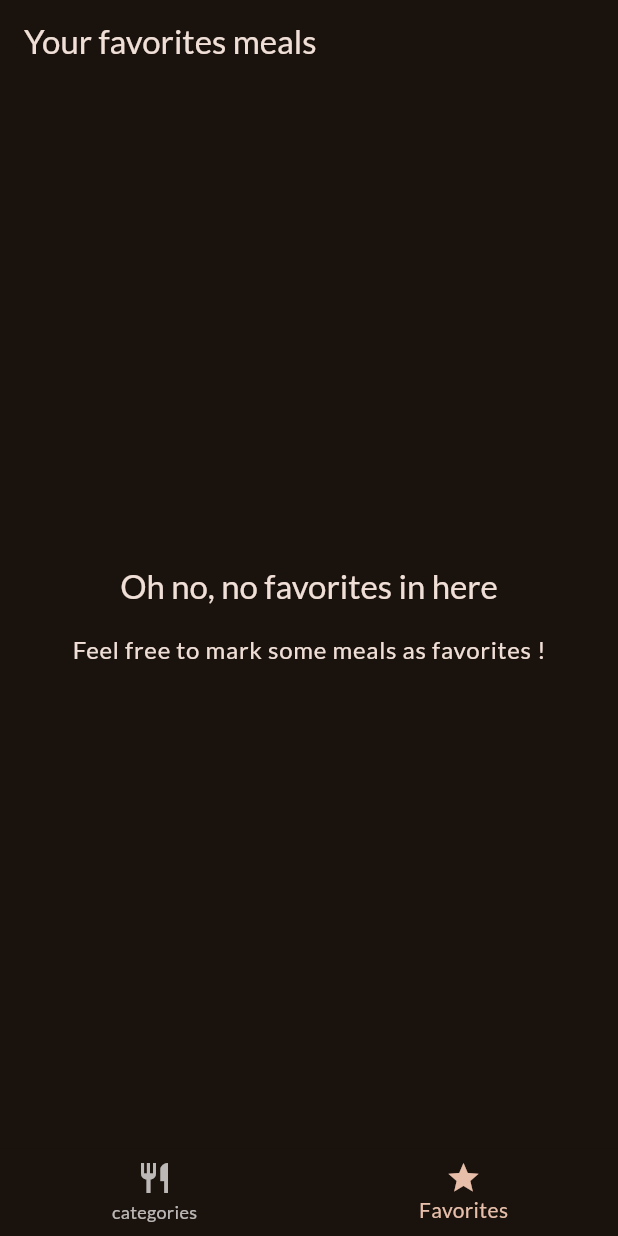
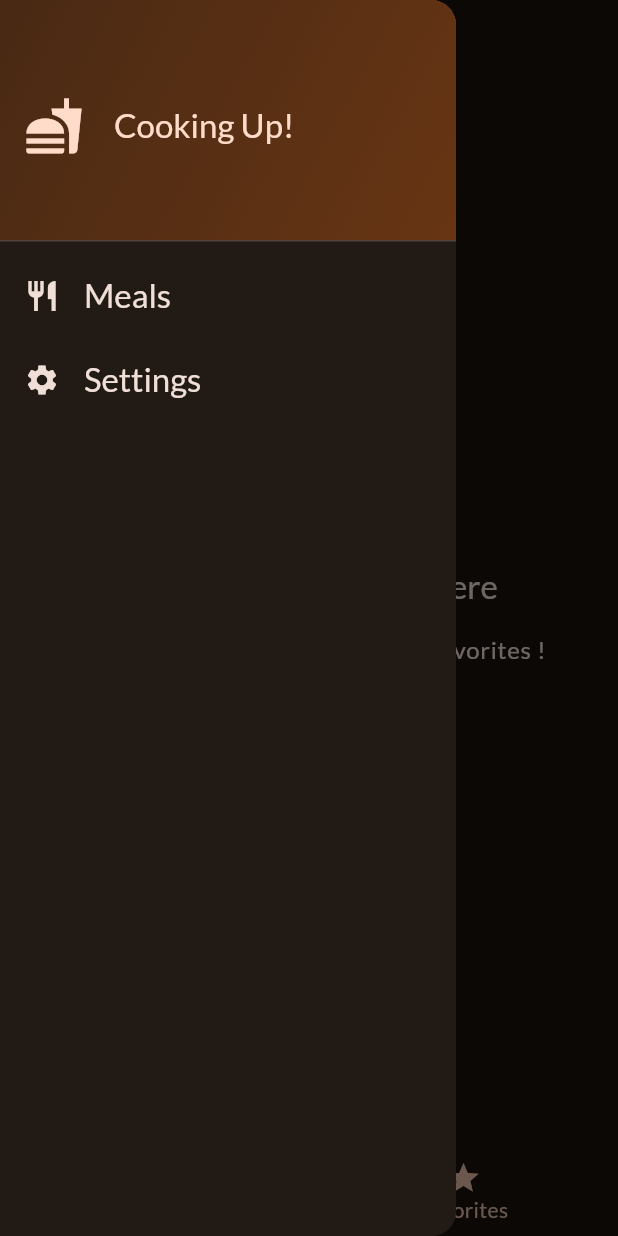
Before and after one commit to Akleodorion/meal_app, a Flutter app: the screen it shows after launch, item 2 of the bottom bar chosen, with the side drawer open (before the commit the screen has no drawer), on a phone screen of 412 x 824 dp. Run offline on Flutter 3.47's test engine with Material 2 defaults, Android fonts, the phone set to English and light mode, and no system bars; our stand-ins replace google_fonts, transparent_image.

Commit message:
Added Side Drawer and the Listile to navigate next step creating the fitlers pages and the Navigator routes

```diff
--- a/lib/screens/category.dart
+++ b/lib/screens/category.dart
@@ -18,6 +18,7 @@ class CategoryScreen extends StatelessWidget {
       MaterialPageRoute(
         builder: (ctx) {
           return MealsScreen(
+            category: category,
             meals: availableMeals,
             onToggleFavorites: onToggleFavorites,
           );
@@ -29,9 +30,6 @@ class CategoryScreen extends StatelessWidget {
   @override
   Widget build(BuildContext context) {
     return Scaffold(
-      appBar: AppBar(
-        title: const Text('My app'),
-      ),
       body: GridView(
         padding: const EdgeInsets.symmetric(horizontal: 20, vertical: 10),
         gridDelegate: const SliverGridDelegateWithFixedCrossAxisCount(
--- a/lib/screens/favorites.dart
+++ b/lib/screens/favorites.dart
@@ -11,9 +11,6 @@ class FavoritesScreen extends StatelessWidget {
   @override
   Widget build(BuildContext context) {
     return Scaffold(
-      appBar: AppBar(
-        title: const Text('Your favorites meals'),
-      ),
       body: meals.isEmpty
           ? Center(
               child: Column(
--- a/lib/screens/meals.dart
+++ b/lib/screens/meals.dart
@@ -1,18 +1,23 @@
 import 'package:flutter/material.dart';
+import 'package:meal_app/models/category.dart';
 import '../models/meal.dart';
 import '../widgets/meal_iteam.dart';
 
 class MealsScreen extends StatelessWidget {
   const MealsScreen(
-      {super.key, required this.meals, required this.onToggleFavorites});
+      {super.key,
+      required this.meals,
+      required this.onToggleFavorites,
+      required this.category});
 
   final List<Meal> meals;
+  final Category category;
   final void Function(Meal meal) onToggleFavorites;
 
   @override
   Widget build(BuildContext context) {
     return Scaffold(
-      appBar: AppBar(title: const Text('meals')),
+      appBar: AppBar(title: Text(category.title)),
       body: ListView.builder(
           itemCount: meals.length,
           itemBuilder: (ctx, index) {
--- a/lib/screens/tabs.dart
+++ b/lib/screens/tabs.dart
@@ -2,6 +2,7 @@ import 'package:flutter/material.dart';
 import 'package:meal_app/screens/category.dart';
 import '../models/meal.dart';
 import '../screens/favorites.dart';
+import '../widgets/main_drawer.dart';
 
 class TabsScreen extends StatefulWidget {
   const TabsScreen({super.key});
@@ -12,6 +13,7 @@ class TabsScreen extends StatefulWidget {
 
 class _TabsScreenState extends State<TabsScreen> {
   int _currentIndex = 0;
+  String appBarTitle = 'Categories';
   final List<Meal> _favoriteMeals = [];
 
   void _toggleFavoriteMeal(Meal meal) {
@@ -40,6 +42,7 @@ class _TabsScreenState extends State<TabsScreen> {
       onToggleFavorites: _toggleFavoriteMeal,
     );
     if (_currentIndex == 1) {
+      appBarTitle = 'Your favorite meals';
       content = FavoritesScreen(
         meals: _favoriteMeals,
         onToggleFavorites: _toggleFavoriteMeal,
@@ -48,9 +51,14 @@ class _TabsScreenState extends State<TabsScreen> {
       content = CategoryScreen(
         onToggleFavorites: _toggleFavoriteMeal,
       );
+      appBarTitle = 'Categories';
     }
 
     return Scaffold(
+      drawer: const MainDrawer(),
+      appBar: AppBar(
+        title: Text(appBarTitle),
+      ),
       body: content,
       bottomNavigationBar: BottomNavigationBar(
         items: const [
--- /dev/null
+++ b/lib/widgets/main_drawer.dart
@@ -0,0 +1,73 @@
+import 'package:flutter/material.dart';
+
+class MainDrawer extends StatelessWidget {
+  const MainDrawer({super.key});
+
+  @override
+  Widget build(BuildContext context) {
+    return Drawer(
+        child: Column(
+      children: [
+        DrawerHeader(
+          decoration: BoxDecoration(
+            gradient: LinearGradient(
+              colors: [
+                Theme.of(context).colorScheme.primaryContainer.withOpacity(0.5),
+                Theme.of(context).colorScheme.primaryContainer.withOpacity(0.9),
+              ],
+              begin: Alignment.topLeft,
+              end: Alignment.bottomRight,
+            ),
+          ),
+          child: Row(
+            children: [
+              Icon(
+                Icons.fastfood,
+                size: 40,
+                color: Theme.of(context).colorScheme.onPrimaryContainer,
+              ),
+              const SizedBox(
+                width: 20,
+              ),
+              Text(
+                'Cooking Up!',
+                style: Theme.of(context).textTheme.titleLarge!.copyWith(
+                    color: Theme.of(context).colorScheme.onPrimaryContainer),
+              ),
+            ],
+          ),
+        ),
+        ListTile(
+          onTap: () {},
+          leading: Icon(
+            Icons.restaurant,
+            size: 24,
+            color: Theme.of(context).colorScheme.onBackground,
+          ),
+          title: Text(
+            'Meals',
+            style: Theme.of(context)
+                .textTheme
+                .titleLarge!
+                .copyWith(color: Theme.of(context).colorScheme.onBackground),
+          ),
+        ),
+        ListTile(
+          onTap: () {},
+          leading: Icon(
+            Icons.settings,
+            size: 24,
+            color: Theme.of(context).colorScheme.onBackground,
+          ),
+          title: Text(
+            'Settings',
+            style: Theme.of(context)
+                .textTheme
+                .titleLarge!
+                .copyWith(color: Theme.of(context).colorScheme.onBackground),
+          ),
+        )
+      ],
+    ));
+  }
+}
```
